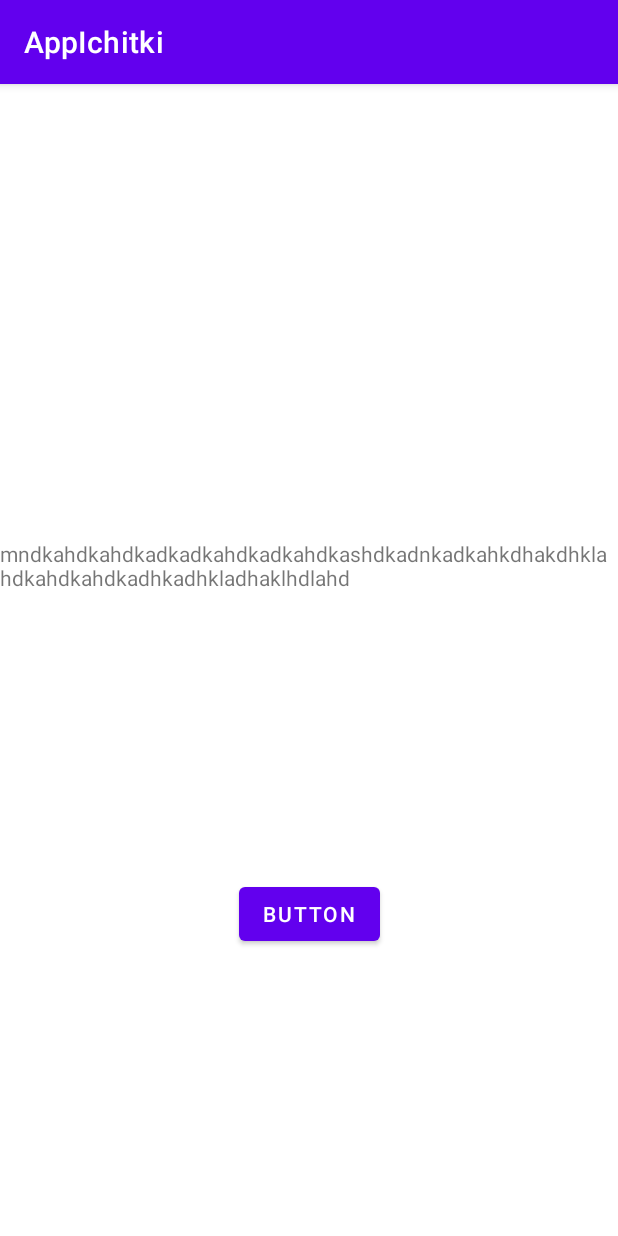
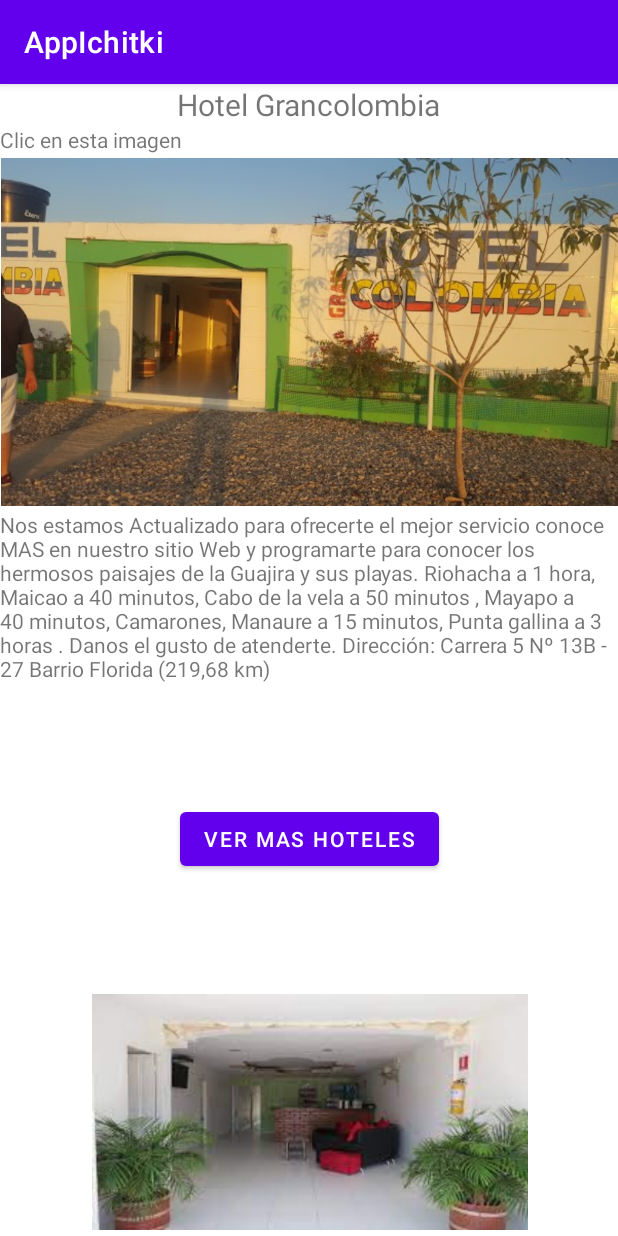
Before and after one commit to Edherrera/AppIchitki, an Android app: the MainGrancolombia screen opened directly, with no data from a screen before it, on a phone screen of 412 x 824 dp. Run offline under Robolectric (Android 15) with nearby library versions, the phone set to English and light mode, and no system bars.

```diff
--- a/app/src/main/java/com/example/appichitki/MainGrancolombia.kt
+++ b/app/src/main/java/com/example/appichitki/MainGrancolombia.kt
@@ -1,11 +1,38 @@
 package com.example.appichitki
 
+import android.content.Intent
 import androidx.appcompat.app.AppCompatActivity
 import android.os.Bundle
+import android.widget.Button
+import android.widget.ImageView
+import android.widget.Toast
 
 class MainGrancolombia : AppCompatActivity() {
     override fun onCreate(savedInstanceState: Bundle?) {
         super.onCreate(savedInstanceState)
         setContentView(R.layout.activity_main_grancolombia)
+
+        val btnSecond = findViewById<Button>(R.id.btnActividadUribia)
+        val imageGran = findViewById<ImageView>(R.id.imagGran )
+
+
+        btnSecond.setOnClickListener { goToSecondActivity() }
+        imageGran.setOnClickListener { irgran() }
+
+
+    }
+
+    fun irgran() {
+        val secondIntent = Intent(this,MainHotelG::class.java)
+        secondIntent.putExtra("MISDATOS", "El valor que quiero pasar a la otra actividad")
+        startActivity(secondIntent)
+        Toast.makeText(this, "Bienvenido al Hotel Uribia!!!", Toast.LENGTH_LONG).show()
+    }
+
+    fun goToSecondActivity() {
+        val secondIntent = Intent(this,MainHotelUribia::class.java)
+        secondIntent.putExtra("MISDATOS", "El valor que quiero pasar a la otra actividad")
+        startActivity(secondIntent)
+        Toast.makeText(this, "Seleccionaste Hotel Uribia!!!", Toast.LENGTH_LONG).show()
     }
 }
--- a/app/src/main/java/com/example/appichitki/MainJuyasirain.kt
+++ b/app/src/main/java/com/example/appichitki/MainJuyasirain.kt
@@ -19,7 +19,7 @@ class MainJuyasirain : AppCompatActivity() {
 
 
     fun goToOtherApp() {
-        val implicitIntent = Intent(Intent.ACTION_SENDTO, Uri.parse("smsto:+573002353263"))
+        val implicitIntent = Intent(Intent.ACTION_VIEW, Uri.parse("https://www.tripadvisor.co/Hotel_Review-g2440191-d2701993-Reviews-Hotel_Juyasirain-Uribia_La_Guajira_Department"))
         //implicitIntent.putExtra("sms_body","Mi mensaje")
         startActivity(implicitIntent)
     }
--- a/app/src/main/res/layout/activity_main_grancolombia.xml
+++ b/app/src/main/res/layout/activity_main_grancolombia.xml
@@ -6,31 +6,63 @@
     android:layout_height="match_parent"
     tools:context=".MainGrancolombia">
 
-    <ImageView
-        android:id="@+id/imageView8"
-        android:layout_width="369dp"
-        android:layout_height="303dp"
+    <TextView
+        android:id="@+id/textView10"
+        android:layout_width="wrap_content"
+        android:layout_height="wrap_content"
+        android:text="Hotel Grancolombia"
+        android:textSize="20sp"
         app:layout_constraintEnd_toEndOf="parent"
         app:layout_constraintStart_toStartOf="parent"
-        app:layout_constraintTop_toTopOf="parent"
-        tools:srcCompat="@tools:sample/backgrounds/scenic" />
+        app:layout_constraintTop_toTopOf="parent" />
+
+    <ImageView
+        android:id="@+id/imagGran"
+        android:layout_width="411dp"
+        android:layout_height="237dp"
+        app:layout_constraintEnd_toEndOf="parent"
+        app:layout_constraintStart_toStartOf="parent"
+        app:layout_constraintTop_toBottomOf="@+id/textView11"
+        app:srcCompat="@drawable/_018_03_21" />
 
     <TextView
-        android:id="@+id/textView18"
+        android:id="@+id/textView11"
         android:layout_width="wrap_content"
         android:layout_height="wrap_content"
-        android:text="mndkahdkahdkadkadkahdkadkahdkashdkadnkadkahkdhakdhklahdkahdkahdkadhkadhkladhaklhdlahd"
+        android:text="Clic en esta imagen"
+        app:layout_constraintEnd_toEndOf="parent"
+        app:layout_constraintHorizontal_bias="0.0"
+        app:layout_constraintStart_toStartOf="parent"
+        app:layout_constraintTop_toBottomOf="@+id/textView10" />
+
+    <TextView
+        android:id="@+id/textView12"
+        android:layout_width="wrap_content"
+        android:layout_height="wrap_content"
+        android:text="Nos estamos Actualizado para ofrecerte el mejor servicio conoce MAS en nuestro sitio Web y programarte para conocer los hermosos paisajes de la Guajira y sus playas. Riohacha a 1 hora, Maicao a 40 minutos, Cabo de la vela a 50 minutos , Mayapo a 40 minutos, Camarones, Manaure a 15 minutos, Punta gallina a 3 horas . Danos el gusto de atenderte. Dirección: Carrera 5 Nº 13B - 27 Barrio Florida (219,68 km)"
+        android:textSize="14sp"
         app:layout_constraintEnd_toEndOf="parent"
         app:layout_constraintStart_toStartOf="parent"
-        app:layout_constraintTop_toBottomOf="@+id/imageView8" />
+        app:layout_constraintTop_toBottomOf="@+id/imagGran" />
+
+    <ImageView
+        android:id="@+id/imageView7"
+        android:layout_width="413dp"
+        android:layout_height="157dp"
+        android:layout_marginBottom="4dp"
+        app:layout_constraintBottom_toBottomOf="parent"
+        app:layout_constraintEnd_toEndOf="parent"
+        app:layout_constraintHorizontal_bias="0.0"
+        app:layout_constraintStart_toStartOf="parent"
+        app:srcCompat="@drawable/grancolombia2" />
 
     <Button
-        android:id="@+id/button"
+        android:id="@+id/btnActividadUribia"
         android:layout_width="wrap_content"
         android:layout_height="wrap_content"
-        android:text="Button"
-        app:layout_constraintBottom_toBottomOf="parent"
+        android:text="ver mas hoteles"
+        app:layout_constraintBottom_toTopOf="@+id/imageView7"
         app:layout_constraintEnd_toEndOf="parent"
         app:layout_constraintStart_toStartOf="parent"
-        app:layout_constraintTop_toBottomOf="@+id/textView18" />
+        app:layout_constraintTop_toBottomOf="@+id/textView12" />
 </androidx.constraintlayout.widget.ConstraintLayout>
```
Also changed, not shown: app/src/main/AndroidManifest.xml (+9 -0 lines), app/src/main/java/com/example/appichitki/MainHotelG.kt (added, +24 -0 lines), app/src/main/java/com/example/appichitki/MainHotelUribia.kt (added, +11 -0 lines), app/src/main/java/com/example/appichitki/MainServicioUribia.kt (added, +11 -0 lines), app/src/main/res/layout/activity_main_hotel_g.xml (added, +58 -0 lines), app/src/main/res/layout/activity_main_hotel_uribia.xml (added, +60 -0 lines), app/src/main/res/layout/activity_main_servicio_uribia.xml (added, +9 -0 lines), app/src/main/res/drawable/gran4.jpg (added), app/src/main/res/drawable/grancolombia2.jpg (added), app/src/main/res/drawable/grancolombia3.jpg (added), app/src/main/res/drawable/uribia3.jpg (added).
